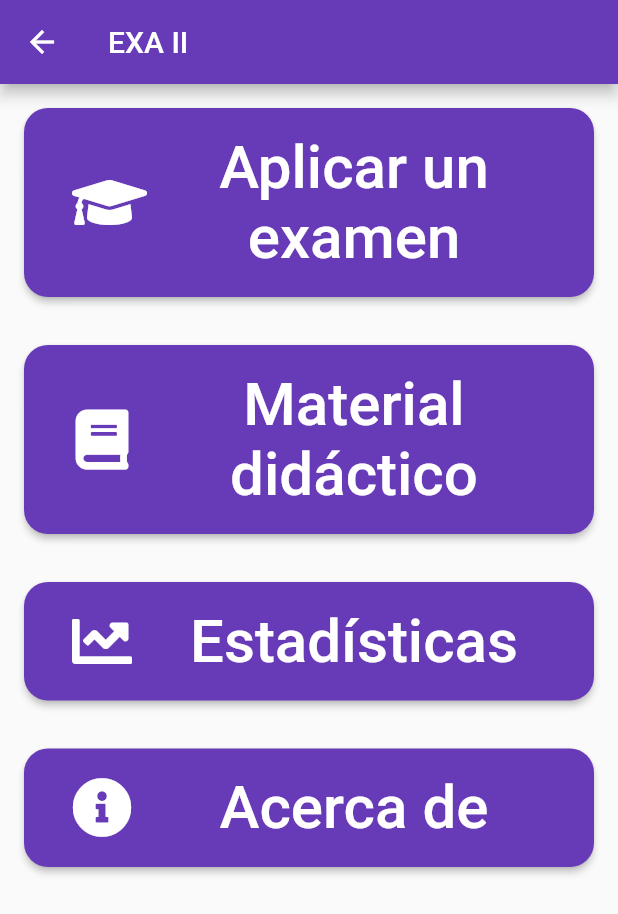
After one commit to brandonrdgz/exaa_2, a Flutter app: the InitialPage screen opened by its route, on a phone screen of 412 x 824 dp. The commit adds this screen. Shown: the top 914 px of the screen. Run offline on Flutter 3.47's test engine with Material 2 defaults, Android fonts, the phone set to English and light mode, and no system bars; our stand-ins replace font_awesome_flutter.

Commit message:
Add route and design for Initial Page

```diff
--- /dev/null
+++ b/lib/pages/initial_page.dart
@@ -0,0 +1,58 @@
+import 'package:exaa_2/widgets/rounded_icon_text_button.dart';
+import 'package:flutter/material.dart';
+import 'package:font_awesome_flutter/font_awesome_flutter.dart';
+
+class InitialPage extends StatelessWidget {
+  static const String id = 'InitialPage';
+
+  InitialPage({Key? key}) : super(key: key);
+
+  @override
+  Widget build(BuildContext context) {
+    return Scaffold(
+      appBar: AppBar(
+        title: const Text('EXA II'),
+      ),
+      body: ListView(
+        children: [
+          RoundedIconTextButton(
+            icon: FontAwesomeIcons.graduationCap,
+            iconSize: 40,
+            text: 'Aplicar un examen',
+            textSize: 40,
+            onPressed: () {
+              //TODO: Show page 'Aplicar un examen'
+            },
+          ),
+          RoundedIconTextButton(
+            icon: FontAwesomeIcons.book,
+            iconSize: 40,
+            text: 'Material didáctico',
+            textSize: 40,
+            onPressed: () {
+              //TODO: Show page 'Material didactico'
+            },
+          ),
+          RoundedIconTextButton(
+            icon: FontAwesomeIcons.chartLine,
+            iconSize: 40,
+            text: 'Estadísticas',
+            textSize: 40,
+            onPressed: () {
+              //TODO: Show page 'Estadisticas'
+            },
+          ),
+          RoundedIconTextButton(
+            icon: FontAwesomeIcons.infoCircle,
+            iconSize: 40,
+            text: 'Acerca de',
+            textSize: 40,
+            onPressed: () {
+              //TODO: Show page 'Acerca de'
+            },
+          ),
+        ],
+      ),
+    );
+  }
+}
--- a/lib/utils/routes.dart
+++ b/lib/utils/routes.dart
@@ -1,3 +1,4 @@
+import 'package:exaa_2/pages/initial_page.dart';
 import 'package:exaa_2/pages/login_page.dart';
 import 'package:flutter/cupertino.dart';
 
@@ -5,6 +6,7 @@ import 'package:flutter/material.dart';
 
 class Routes {
   static Map<String, Widget Function(BuildContext)> routes = {
-    'login': (BuildContext context) => LoginPage()
+    'login': (BuildContext context) => LoginPage(),
+    InitialPage.id : (BuildContext context) => InitialPage(),
   };
 }
```
